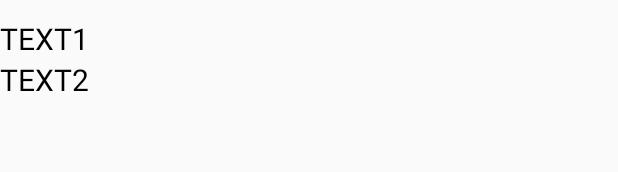
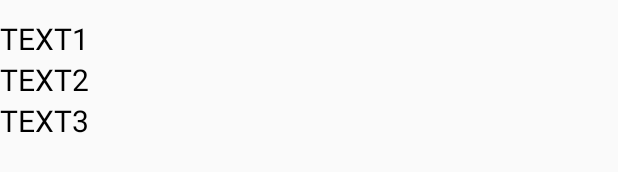
Before and after one commit to RetenQ/RoadConditionTest, an Android app: the layout activity_test_point.xml on its own in the app's theme, with its tools: preview values and no code run, on a phone screen of 412 x 824 dp. Shown: the part 1012-1184 px from the top of the screen. Run offline under Robolectric (Android 15) with nearby library versions, the phone set to English and light mode, and no system bars; plain views replace MapView.

Commit message:
增加详细信息显示

```diff
--- a/app/src/main/res/layout/activity_test_point.xml
+++ b/app/src/main/res/layout/activity_test_point.xml
@@ -96,6 +96,14 @@
                 android:textSize="20dp"
                 android:textColor="#000000"
                 />
+            <TextView
+                android:id="@+id/TP_TV_03"
+                android:layout_width="match_parent"
+                android:layout_height="wrap_content"
+                android:text="TEXT3"
+                android:textSize="20dp"
+                android:textColor="#000000"
+                />
 
 
 
```
Also changed, not shown: app/src/main/java/com/example/cs183/Hole.java (+14 -0 lines), app/src/main/java/com/example/cs183/TestPoint.java (+19 -3 lines).
